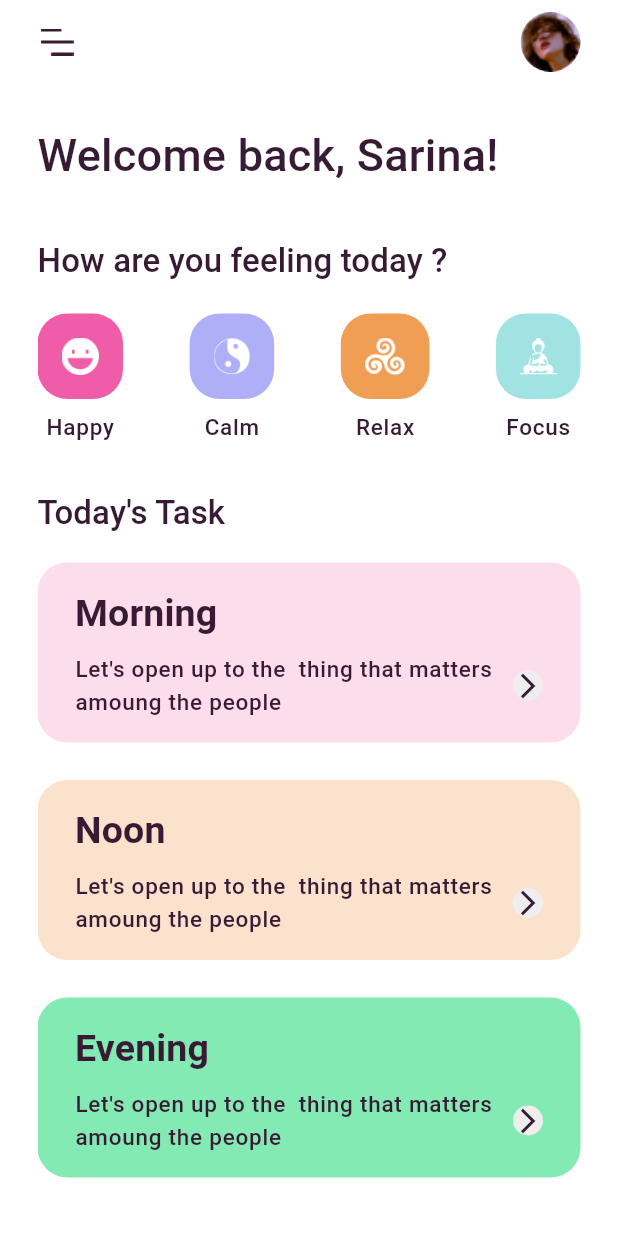
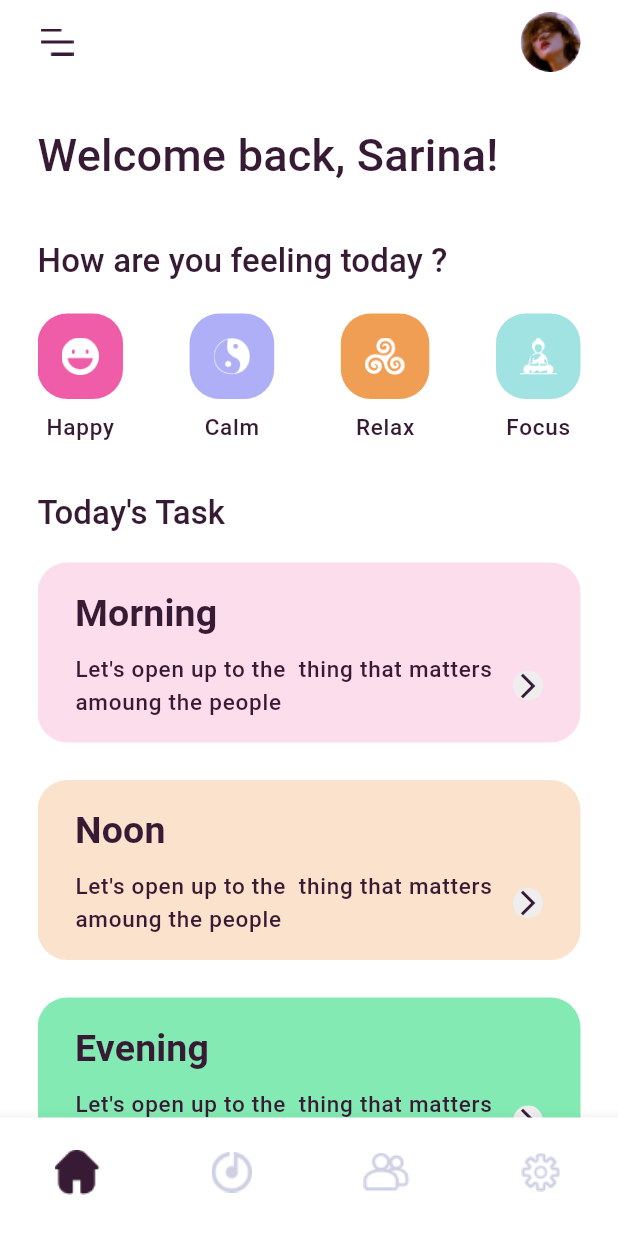
Before and after one commit to rhromets/mental_health_course, a Flutter app: the screen it shows after launch, on a phone screen of 412 x 824 dp. Run offline on Flutter 3.47's test engine with Material 3 defaults, Android fonts, the light colour scheme and no system bars; our stand-ins replace flutter_bloc, google_fonts.

Commit message:
feat: add bottom navigation bar

```diff
--- /dev/null
+++ b/devtools_options.yaml
@@ -0,0 +1,3 @@
+description: This file stores settings for Dart & Flutter DevTools.
+documentation: https://docs.flutter.dev/tools/devtools/extensions#configure-extension-enablement-states
+extensions:
--- a/lib/main.dart
+++ b/lib/main.dart
@@ -1,6 +1,8 @@
 import 'package:flutter/material.dart';
+import 'package:flutter_bloc/flutter_bloc.dart';
 import 'package:mental_health_course/theme/theme.dart';
-import 'package:mental_health_course/views/meditation/meditation_screen.dart';
+import 'package:mental_health_course/views/home_screen/home_screen.dart';
+import 'package:mental_health_course/widgets/bottom_nav_bar/bloc/navigation_bloc.dart';
 
 void main() {
   runApp(const MyApp());
@@ -11,11 +13,18 @@ class MyApp extends StatelessWidget {
 
   @override
   Widget build(BuildContext context) {
-    return MaterialApp(
-      title: 'Mental Health App',
-      debugShowCheckedModeBanner: false,
-      theme: AppTheme.lightheme,
-      home: const MeditationScreen(),
+    return MultiBlocProvider(
+      providers: [
+        BlocProvider(
+          create: (context) => NavigationBloc(),
+        ),
+      ],
+      child: MaterialApp(
+        title: 'Mental Health App',
+        debugShowCheckedModeBanner: false,
+        theme: AppTheme.lightheme,
+        home: HomeScreen(),
+      ),
     );
   }
 }
--- a/lib/theme/theme.dart
+++ b/lib/theme/theme.dart
@@ -30,12 +30,21 @@ class AppTheme {
   static ThemeData get lightheme {
     return ThemeData(
       useMaterial3: true,
-      primaryColor: const Color(0xFFAEAFF7),
+      primaryColor: const Color(0xFFCDD0E3),
       focusColor: const Color(0xFF371B34),
       appBarTheme: const AppBarTheme(
         backgroundColor: Colors.white,
       ),
       scaffoldBackgroundColor: Colors.white,
+      bottomNavigationBarTheme: const BottomNavigationBarThemeData(
+        type: BottomNavigationBarType.fixed,
+        backgroundColor: Colors.white,
+        showUnselectedLabels: false,
+        showSelectedLabels: false,
+        enableFeedback: false,
+      ),
+      splashFactory: NoSplash.splashFactory,
+      highlightColor: Colors.transparent,
       textTheme: TextTheme(
         bodySmall: GoogleFonts.alegreyaSans(
           fontSize: FontSizes.small,
--- /dev/null
+++ b/lib/views/home_screen/home_screen.dart
@@ -0,0 +1,96 @@
+import 'package:flutter/material.dart';
+import 'package:flutter_bloc/flutter_bloc.dart';
+import 'package:mental_health_course/views/meditation/meditation_screen.dart';
+import 'package:mental_health_course/widgets/bottom_nav_bar/bloc/navigation_bloc.dart';
+import 'package:mental_health_course/widgets/bottom_nav_bar/bloc/navigation_state.dart';
+import 'package:mental_health_course/widgets/bottom_nav_bar/bottom_nav_bar.dart';
+
+class HomeScreen extends StatelessWidget {
+  HomeScreen({super.key});
+
+  final List<Widget> pages = [
+    const MeditationScreen(),
+    const Scaffold(
+      body: Center(child: Text('Navigation screen 2')),
+    ),
+    const Scaffold(
+      body: Center(child: Text('Navigation screen 3')),
+    ),
+    const Scaffold(
+      body: Center(child: Text('Navigation screen 4')),
+    ),
+  ];
+
+  BottomNavigationBarItem createBottomNavItem({
+    required String assetName,
+    required String activeAssetName,
+    required bool isActive,
+    required BuildContext context,
+  }) {
+    if (isActive) {
+      assetName = activeAssetName;
+    }
+    return BottomNavigationBarItem(
+      icon: Image.asset(
+        assetName,
+        height: 45,
+      ),
+      label: '',
+      backgroundColor: Colors.white,
+    );
+  }
+
+  @override
+  Widget build(BuildContext context) {
+    return Scaffold(
+      body: BlocBuilder<NavigationBloc, NavigationState>(
+        builder: (context, state) {
+          if (state is NavigationChangedState) {
+            return pages[state.index];
+          }
+          return pages[0];
+        },
+      ),
+      bottomNavigationBar: BlocBuilder<NavigationBloc, NavigationState>(
+        builder: (context, state) {
+          int currentIndex = 0;
+          if (state is NavigationChangedState) {
+            currentIndex = state.index;
+          }
+
+          final List<BottomNavigationBarItem> bottomNavItems = [
+            createBottomNavItem(
+              assetName: 'assets/images/home-nav-icon.png',
+              activeAssetName: 'assets/images/home-active-nav-icon.png',
+              context: context,
+              isActive: currentIndex == 0,
+            ),
+            createBottomNavItem(
+              assetName: 'assets/images/sound-nav-icon.png',
+              activeAssetName: 'assets/images/sound-active-nav-icon.png',
+              context: context,
+              isActive: currentIndex == 1,
+            ),
+            createBottomNavItem(
+              assetName: 'assets/images/persons-nav-icon.png',
+              activeAssetName: 'assets/images/persons-active-nav-icon.png',
+              context: context,
+              isActive: currentIndex == 2,
+            ),
+            createBottomNavItem(
+              assetName: 'assets/images/settings-nav-icon.png',
+              activeAssetName: 'assets/images/settings-active-nav-icon.png',
+              context: context,
+              isActive: currentIndex == 3,
+            ),
+          ];
+
+          return BottomNavBar(
+            items: bottomNavItems,
+            currentIndex: currentIndex,
+          );
+        },
+      ),
+    );
+  }
+}
--- a/lib/views/meditation/meditation_screen.dart
+++ b/lib/views/meditation/meditation_screen.dart
@@ -23,7 +23,11 @@ class MeditationScreen extends StatelessWidget {
         ],
       ),
       body: Padding(
-        padding: const EdgeInsets.all(25),
+        padding: const EdgeInsets.only(
+          top: 25,
+          right: 25,
+          left: 25,
+        ),
         child: SingleChildScrollView(
           child: Column(
             crossAxisAlignment: CrossAxisAlignment.start,
--- /dev/null
+++ b/lib/widgets/bottom_nav_bar/bloc/navigation_bloc.dart
@@ -0,0 +1,11 @@
+import 'package:flutter_bloc/flutter_bloc.dart';
+import 'package:mental_health_course/widgets/bottom_nav_bar/bloc/navigation_event.dart';
+import 'package:mental_health_course/widgets/bottom_nav_bar/bloc/navigation_state.dart';
+
+class NavigationBloc extends Bloc<NavigationEvent, NavigationState> {
+  NavigationBloc() : super(NavigationChangedState(index: 0)) {
+    on<NavigateToEvent>((event, emit) {
+      emit(NavigationChangedState(index: event.index));
+    });
+  }
+}
--- /dev/null
+++ b/lib/widgets/bottom_nav_bar/bloc/navigation_event.dart
@@ -0,0 +1,6 @@
+abstract class NavigationEvent {}
+
+class NavigateToEvent extends NavigationEvent {
+  final int index;
+  NavigateToEvent({required this.index});
+}
--- /dev/null
+++ b/lib/widgets/bottom_nav_bar/bloc/navigation_state.dart
@@ -0,0 +1,8 @@
+abstract class NavigationState {}
+
+class NavigationChangedState extends NavigationState {
+  final int index;
+  NavigationChangedState({
+    required this.index,
+  });
+}
--- /dev/null
+++ b/lib/widgets/bottom_nav_bar/bottom_nav_bar.dart
@@ -0,0 +1,28 @@
+import 'package:flutter/material.dart';
+import 'package:flutter_bloc/flutter_bloc.dart';
+import 'package:mental_health_course/widgets/bottom_nav_bar/bloc/navigation_bloc.dart';
+import 'package:mental_health_course/widgets/bottom_nav_bar/bloc/navigation_event.dart';
+
+class BottomNavBar extends StatelessWidget {
+  final List<BottomNavigationBarItem> items;
+  final int currentIndex;
+
+  const BottomNavBar({
+    super.key,
+    required this.items,
+    required this.currentIndex,
+  });
+
+  @override
+  Widget build(BuildContext context) {
+    return BottomNavigationBar(
+      items: items,
+      currentIndex: currentIndex,
+      onTap: (index) {
+        context.read<NavigationBloc>().add(
+              NavigateToEvent(index: index),
+            );
+      },
+    );
+  }
+}
--- a/pubspec.yaml
+++ b/pubspec.yaml
@@ -14,6 +14,7 @@ dependencies:
 
   cupertino_icons: ^1.0.8
   google_fonts: ^6.2.1
+  flutter_bloc: ^8.1.6
 
 dev_dependencies:
   flutter_test:
@@ -27,4 +28,3 @@ flutter:
 
   assets:
     - assets/images/
-  #   - images/a_dot_ham.jpeg
```
Also changed, not shown: assets/images/home-active-nav-icon.png (added), assets/images/home-nav-icon.png (added), assets/images/persons-active-nav-icon.png (added), assets/images/persons-nav-icon.png (added), assets/images/settings-active-nav-icon.png (added), assets/images/settings-nav-icon.png (added), assets/images/sound-active-nav-icon.png (added), assets/images/sound-nav-icon.png (added), pubspec.lock.
